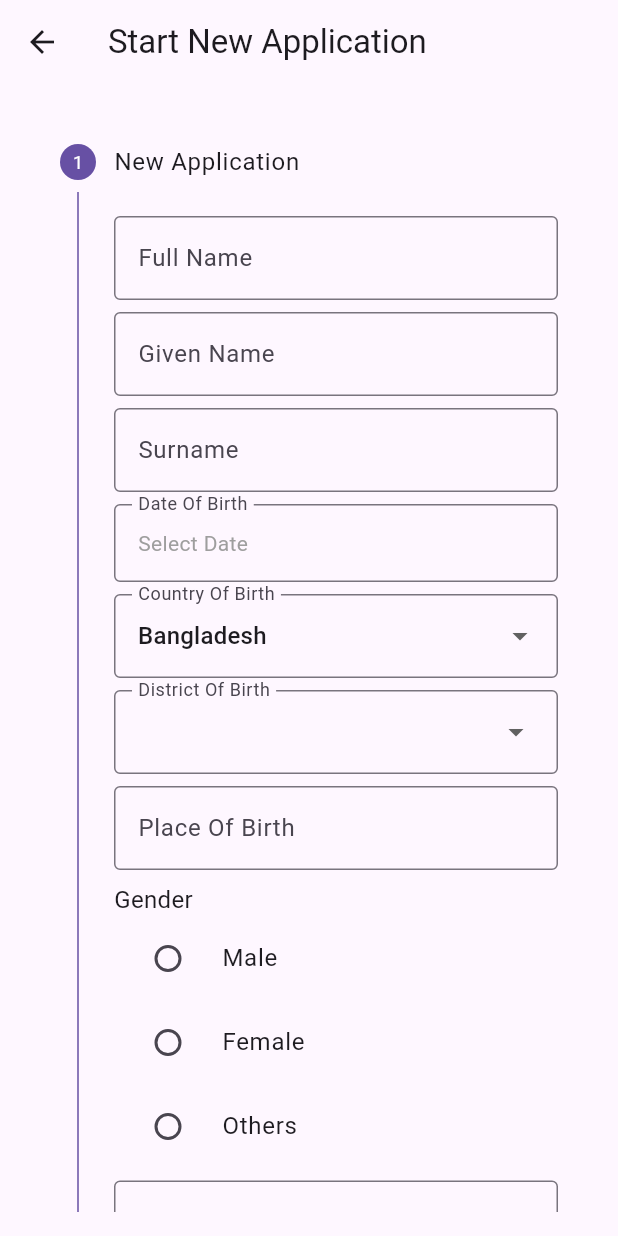
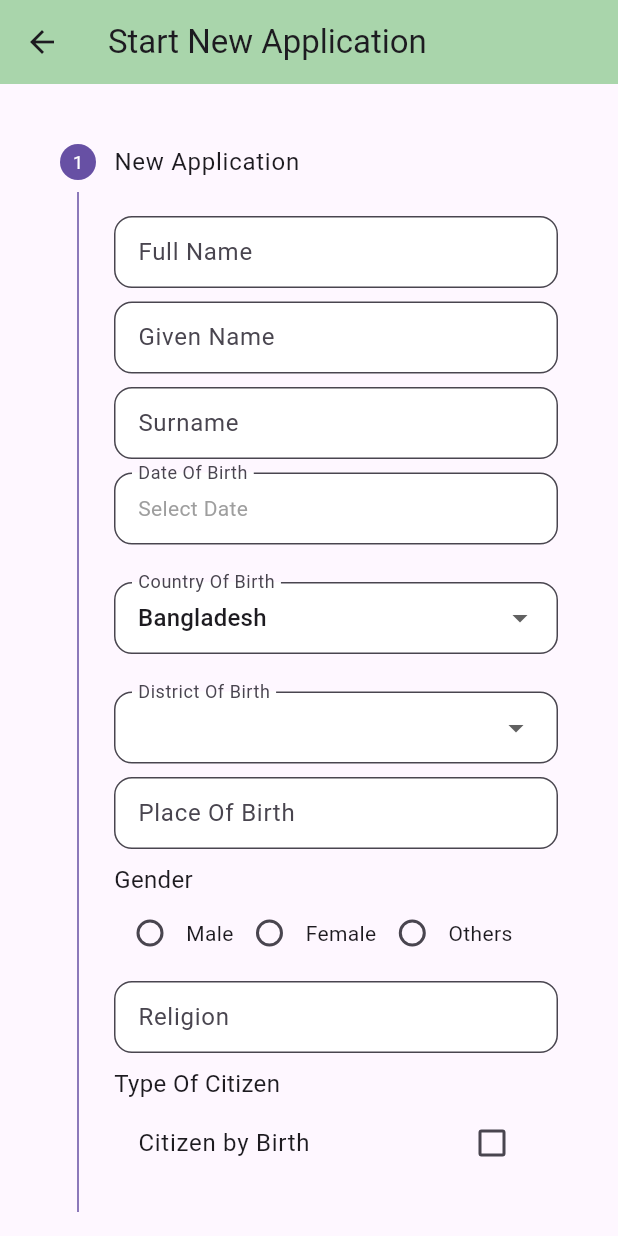
Before and after one commit to rootkityasin/passport_app, a Flutter app: the ApplyPage screen opened by its route, on a phone screen of 412 x 824 dp. Run offline on Flutter 3.47's test engine with Material 3 defaults, Android fonts, the phone set to English and light mode, and no system bars; our stand-ins replace jwt_decoder, shared_preferences; accounts and stored records are empty.

Commit message:
update apply

```diff
--- a/lib/apply.dart
+++ b/lib/apply.dart
@@ -31,6 +31,7 @@ class _ApplyPageState extends State<ApplyPage> {
     return Scaffold(
       appBar: AppBar(
         title: const Text('Start New Application'),
+        backgroundColor: const Color.fromARGB(122, 76, 175, 79), // Change AppBar color to green
         leading: IconButton(
           icon: const Icon(Icons.arrow_back),
           onPressed: () {
@@ -77,6 +78,7 @@ class _ApplyPageState extends State<ApplyPage> {
                       ],
                     ),
                     isActive: currentStep >= 1,
+                    state: currentStep > 1 ? StepState.complete : StepState.indexed,
                   ),
                   Step(
                     title: const Text('Personal Information'),
@@ -84,9 +86,7 @@ class _ApplyPageState extends State<ApplyPage> {
                       children: [
                         _buildTextField('National ID No'),
                         _buildTextField('Birth Registration'),
-                        _buildTextField('Type Of Citizen'),
-                        _buildTextField('Dual Citizenship Status'),
-                        _buildDropdownField('Country Of Other Citizenship', countries, null),
+                        _buildDropdownField('Country Of Other Citizenship (If Any)', countries, null),
                         _buildTextField('Foreign Passport No'),
                         _buildTextField('Marital Status'),
                         _buildTextField('Profession'),
@@ -95,6 +95,7 @@ class _ApplyPageState extends State<ApplyPage> {
                       ],
                     ),
                     isActive: currentStep >= 2,
+                    state: currentStep > 2 ? StepState.complete : StepState.indexed,
                   ),
                   Step(
                     title: const Text('Present Address'),
@@ -110,6 +111,7 @@ class _ApplyPageState extends State<ApplyPage> {
                       ],
                     ),
                     isActive: currentStep >= 3,
+                    state: currentStep > 3 ? StepState.complete : StepState.indexed,
                   ),
                   Step(
                     title: const Text('Permanent Address'),
@@ -125,6 +127,7 @@ class _ApplyPageState extends State<ApplyPage> {
                       ],
                     ),
                     isActive: currentStep >= 4,
+                    state: currentStep > 4 ? StepState.complete : StepState.indexed,
                   ),
                   Step(
                     title: const Text('Payment'),
@@ -135,6 +138,7 @@ class _ApplyPageState extends State<ApplyPage> {
                       ],
                     ),
                     isActive: currentStep >= 5,
+                    state: currentStep > 5 ? StepState.complete : StepState.indexed,
                   ),
                 ],
                 onStepContinue: () {
@@ -160,6 +164,9 @@ class _ApplyPageState extends State<ApplyPage> {
                       if (currentStep < 5)
                         ElevatedButton(
                           onPressed: controls.onStepContinue,
+                          style: ElevatedButton.styleFrom(
+                            backgroundColor: Colors.green, // Change button color to green
+                          ),
                           child: const Text('Next'),
                         ),
                       if (currentStep == 5)
@@ -187,11 +194,16 @@ class _ApplyPageState extends State<ApplyPage> {
 
   Widget _buildTextField(String labelText) {
   return Padding(
-      padding: const EdgeInsets.only(bottom: 8.0),
+    padding: const EdgeInsets.only(bottom: 9.0),
     child: TextField(
       decoration: InputDecoration(
         labelText: labelText,
-          border: OutlineInputBorder(),
+        border: OutlineInputBorder(
+          borderRadius: BorderRadius.circular(12.0), // More rounded corners
+        ),
+        contentPadding: const EdgeInsets.symmetric(vertical: 6.0, horizontal: 12.0), // Smaller height
+        filled: true,
+        fillColor: const Color.fromARGB(255, 255, 255, 255), // Background color set to white
       ),
     ),
   );
@@ -199,7 +211,7 @@ class _ApplyPageState extends State<ApplyPage> {
 
   Widget _buildDatePickerField(String labelText) {
   return Padding(
-      padding: const EdgeInsets.only(bottom: 8.0),
+    padding: const EdgeInsets.only(bottom: 9.0),
     child: InkWell(
       onTap: () async {
         DateTime? pickedDate = await showDatePicker(
@@ -217,7 +229,12 @@ class _ApplyPageState extends State<ApplyPage> {
       child: InputDecorator(
         decoration: InputDecoration(
           labelText: labelText,
-            border: OutlineInputBorder(),
+          border: OutlineInputBorder(
+            borderRadius: BorderRadius.circular(12.0), // More rounded corners
+          ),
+          contentPadding: const EdgeInsets.symmetric(vertical: 6.0, horizontal: 12.0), // Smaller height
+          filled: true,
+          fillColor: const Color.fromARGB(255, 255, 255, 255), // Background color set to white
         ),
         child: Text(
           selectedDate != null ? selectedDate!.toLocal().toString().split(' ')[0] : 'Select Date',
@@ -230,23 +247,24 @@ class _ApplyPageState extends State<ApplyPage> {
 
   Widget _buildDropdownField(String labelText, List<String> items, String? initialValue) {
   return Padding(
-      padding: const EdgeInsets.only(bottom: 8.0),
+    padding: const EdgeInsets.only(bottom: 9.0, top: 16.0), // Added top padding to start a bit lower
     child: InputDecorator(
       decoration: InputDecoration(
         labelText: labelText,
-          border: OutlineInputBorder(),
+        border: OutlineInputBorder(
+          borderRadius: BorderRadius.circular(12.0), // More rounded corners
+        ),
+        contentPadding: const EdgeInsets.symmetric(vertical: 6.0, horizontal: 12.0), // Smaller height
+        filled: true,
+        fillColor: const Color.fromARGB(255, 255, 255, 255), // Background color set to white
       ),
       child: DropdownButtonHideUnderline(
         child: DropdownButton<String>(
-            value: initialValue == 'Bangladesh' ? 'Bangladesh' : (labelText == 'Country Of Birth' ? selectedCountry : selectedDistrict),
+          value: initialValue,
           isDense: true,
           onChanged: (String? newValue) {
             setState(() {
-                if (labelText == 'Country Of Birth' || labelText == 'Country') {
-                  selectedCountry = newValue;
-                } else {
-                  selectedDistrict = newValue;
-                }
+              initialValue = newValue;
             });
           },
           items: items.map<DropdownMenuItem<String>>((String value) {
@@ -260,25 +278,32 @@ class _ApplyPageState extends State<ApplyPage> {
     ),
   );
 }
-
   Widget _buildRadioButtonField(String labelText, List<String> options) {
   return Padding(
     padding: const EdgeInsets.only(bottom: 8.0),
     child: Column(
       crossAxisAlignment: CrossAxisAlignment.start,
       children: [
-          Text(labelText, style: TextStyle(fontSize: 16)),
-          ...options.map((option) => RadioListTile<String>(
-                title: Text(option),
+        Text(labelText, style: const TextStyle(fontSize: 16)),
+        Row(
+          children: options.map((option) {
+            return Row(
+              children: [
+                Radio<String>(
                   value: option,
                   groupValue: selectedGender,
-                onChanged: (String? value) {
+                  activeColor: Colors.green,
+                  onChanged: (value) {
                     setState(() {
                       selectedGender = value;
                     });
                   },
-                activeColor: Colors.green, // Use green color for radio button
-              )),
+                ),
+                Text(option),
+              ],
+            );
+          }).toList(),
+        ),
       ],
     ),
   );
@@ -286,7 +311,7 @@ class _ApplyPageState extends State<ApplyPage> {
 
   Widget _buildAutoSuggestField(String labelText, List<String> suggestions) {
   return Padding(
-      padding: const EdgeInsets.only(bottom: 8.0),
+    padding: const EdgeInsets.only(bottom: 9.0),
     child: Autocomplete<String>(
       optionsBuilder: (TextEditingValue textEditingValue) {
         if (textEditingValue.text.isEmpty) {
@@ -307,7 +332,12 @@ class _ApplyPageState extends State<ApplyPage> {
           focusNode: focusNode,
           decoration: InputDecoration(
             labelText: labelText,
-              border: OutlineInputBorder(),
+            border: OutlineInputBorder(
+              borderRadius: BorderRadius.circular(12.0), // More rounded corners
+            ),
+            contentPadding: const EdgeInsets.symmetric(vertical: 6.0, horizontal: 12.0), // Smaller height
+            filled: true,
+            fillColor: const Color.fromARGB(255, 255, 255, 255), // Background color set to white
           ),
         );
       },
@@ -321,7 +351,7 @@ class _ApplyPageState extends State<ApplyPage> {
       child: Column(
         crossAxisAlignment: CrossAxisAlignment.start,
         children: [
-          Text(labelText, style: TextStyle(fontSize: 16)),
+          Text(labelText, style: const TextStyle(fontSize: 16)),
           ...options.map((option) => CheckboxListTile(
                 title: Text(option),
                 value: selectedGender == option,
@@ -354,12 +384,9 @@ class _ApplyPageState extends State<ApplyPage> {
   return Padding(
     padding: const EdgeInsets.only(bottom: 8.0),
     child: ListTile(
-      title: Text(labelText, style: TextStyle(fontSize: 16)),
-      trailing: IconButton(
-        icon: Image.asset(
-          value ? activeImage : inactiveImage,
-        ),
-        onPressed: () {
+      title: Text(labelText, style: const TextStyle(fontSize: 16)),
+      trailing: GestureDetector(
+        onTap: () {
           setState(() {
             if (labelText == 'Dual Citizenship Status') {
               hasDualCitizenship = !hasDualCitizenship;
@@ -368,6 +395,18 @@ class _ApplyPageState extends State<ApplyPage> {
             }
           });
         },
+        child: Container(
+          decoration: BoxDecoration(
+            borderRadius: BorderRadius.circular(12.0),
+            color: value ? Colors.blue : Colors.grey, // Background color changes based on state
+          ),
+          padding: const EdgeInsets.all(8.0),
+          child: Image.asset(
+            value ? activeImage : inactiveImage,
+            width: 24,
+            height: 24,
+          ),
+        ),
       ),
     ),
   );
--- a/lib/missing.dart
+++ b/lib/missing.dart
@@ -9,8 +9,8 @@ class MissingLostPage extends StatelessWidget {
       appBar: AppBar(
         title: const Text('Report Lost or Stolen'),
       ),
-      body: Center(
-        child: const Text('This is the Missing/Lost Page'),
+      body: const Center(
+        child: Text('This is the Missing/Lost Page'),
       ),
     );
   }
--- a/lib/reissue.dart
+++ b/lib/reissue.dart
@@ -9,8 +9,8 @@ class ReissuePage extends StatelessWidget {
       appBar: AppBar(
         title: const Text('Reissue or Renew'),
       ),
-      body: Center(
-        child: const Text('This is the Reissue Page'),
+      body: const Center(
+        child: Text('This is the Reissue Page'),
       ),
     );
   }
--- a/lib/status.dart
+++ b/lib/status.dart
@@ -9,8 +9,8 @@ class StatusPage extends StatelessWidget {
       appBar: AppBar(
         title: const Text('Check Your Status'),
       ),
-      body: Center(
-        child: const Text('This is the Status Page'),
+      body: const Center(
+        child: Text('This is the Status Page'),
       ),
     );
   }
--- a/lib/user_dashboard.dart
+++ b/lib/user_dashboard.dart
@@ -135,7 +135,7 @@ class _UserDashboardState extends State<UserDashboard> {
               onTap: () {
                 // Handle Logout tap
                 Navigator.push(context,
-                    MaterialPageRoute(builder: (context) => LoginPage()));
+                    MaterialPageRoute(builder: (context) => const LoginPage()));
               },
             ),
           ],
```
Lines whose indentation alone changed are shown as unchanged.
